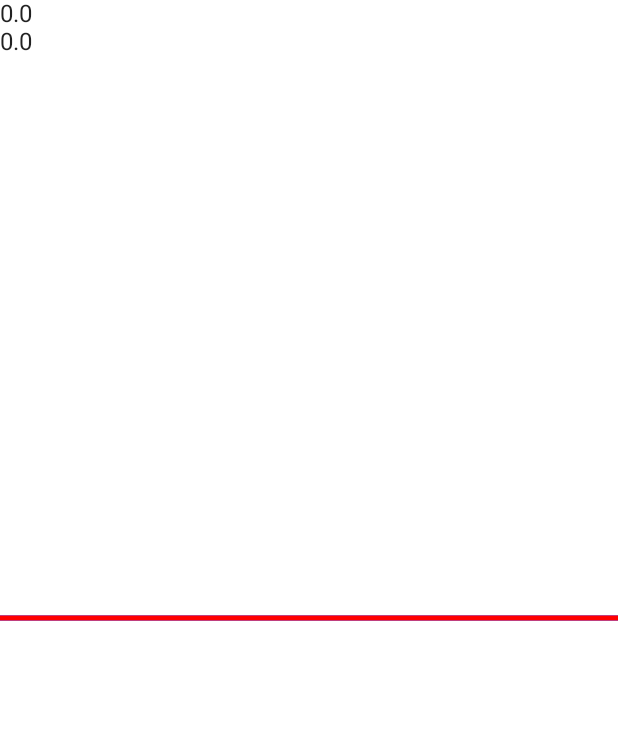
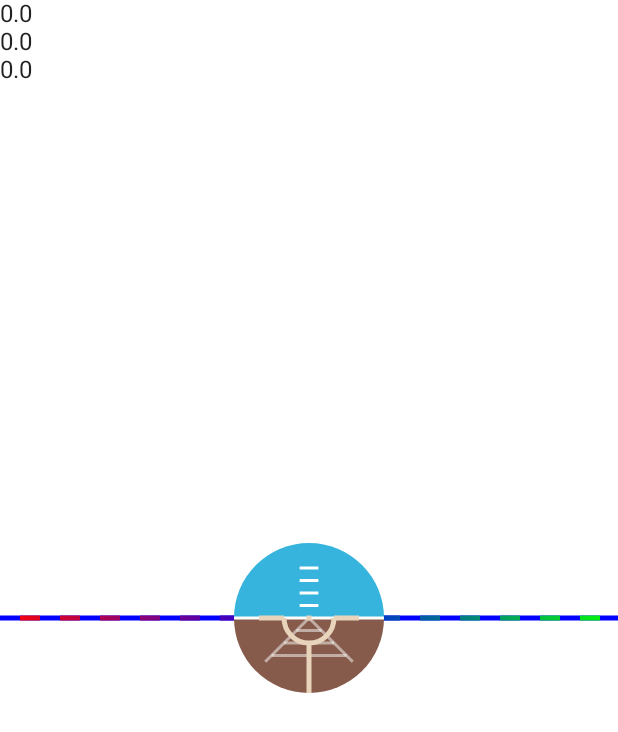
Before and after one commit to Debdutta-Panda/RotationSensorApp, an Android app built with Jetpack Compose: the screen it shows after launch (MainActivity), on a phone screen of 412 x 824 dp. Shown: the top 732 px of the screen. Run offline under Robolectric (Android 15) with nearby library versions, the phone set to English and light mode, and no system bars.

Commit message:
050620220929

```diff
--- /dev/null
+++ b/app/src/main/java/com/debduttapanda/rotationsensorapp/AttitudeIndicator.kt
@@ -0,0 +1,193 @@
+package com.debduttapanda.rotationsensorapp
+
+import android.content.Context
+import android.graphics.Bitmap
+import android.graphics.Canvas
+import android.graphics.Color
+import android.graphics.Paint
+import android.graphics.PorterDuff
+import android.graphics.PorterDuffXfermode
+import android.graphics.RectF
+import android.os.Build
+import android.util.AttributeSet
+import android.util.Log
+import android.view.View
+
+private const val TAG = "AttitudeIndicator"
+private const val LOG_FPS = false
+
+class AttitudeIndicator @JvmOverloads constructor(context: Context, attrs: AttributeSet? = null) : View(context, attrs) {
+
+    private val mXfermode = PorterDuffXfermode(PorterDuff.Mode.SRC_IN)
+
+    private val mBitmapPaint = Paint().apply {
+        isFilterBitmap = false
+    }
+
+    private val mSkyColor = Color.parseColor("#36B4DD")
+
+    private val mEarthPaint = Paint().apply {
+        color = Color.parseColor("#865B4B")
+        isAntiAlias = true
+    }
+
+    private val mPitchLadderPaint = Paint().apply {
+        color = Color.WHITE
+        strokeWidth = 3f
+        isAntiAlias = true
+    }
+
+    private val mBottomPitchLadderPaint = Paint().apply {
+        color = Color.WHITE
+        alpha = 128
+        strokeWidth = 3f
+        isAntiAlias = true
+    }
+
+    private val mMinPlanePaint = Paint().apply {
+        color = Color.parseColor("#E8D4BB")
+        strokeWidth = 5f
+        style = Paint.Style.STROKE
+        isAntiAlias = true
+    }
+
+    private val mSrcBitmap: Bitmap by lazy {
+        Bitmap.createBitmap(mWidth, mHeight, Bitmap.Config.ARGB_8888)
+    }
+
+    private val mSrcCanvas: Canvas by lazy {
+        Canvas(mSrcBitmap)
+    }
+
+    private val mDstBitmap: Bitmap by lazy {
+        val bitmap = Bitmap.createBitmap(mWidth, mHeight, Bitmap.Config.ARGB_8888)
+        val canvas = Canvas(bitmap)
+        canvas.drawColor(Color.TRANSPARENT)
+        val paint = Paint(Paint.ANTI_ALIAS_FLAG)
+        paint.color = Color.RED
+        canvas.drawOval(RectF(0f, 0f, mWidth.toFloat(), mHeight.toFloat()), paint)
+        bitmap
+    }
+
+    private var mWidth: Int = 0
+    private var mHeight: Int = 0
+
+    private var frameCountStartedAt: Long = 0
+    private var frameCount: Long = 0
+
+    private var pitch = 0f // Degrees
+    private var roll = 0f // Degrees, left roll is positive
+
+    fun setAttitude(pitch: Float, roll: Float) {
+        this.pitch = pitch
+        this.roll = roll
+        invalidate()
+    }
+
+    override fun onDraw(canvas: Canvas) {
+        if (LOG_FPS) {
+            countFps()
+        }
+        val sc = saveLayer(canvas)
+        canvas.drawBitmap(mDstBitmap, 0f, 0f, mBitmapPaint)
+        mBitmapPaint.xfermode = mXfermode
+        canvas.drawBitmap(getSrc(), 0f, 0f, mBitmapPaint)
+        mBitmapPaint.xfermode = null
+        canvas.restoreToCount(sc)
+    }
+
+    private fun saveLayer(canvas: Canvas): Int {
+        if (Build.VERSION.SDK_INT >= Build.VERSION_CODES.O) {
+            return canvas.saveLayer(0f, 0f, mWidth.toFloat(), mHeight.toFloat(), null)
+        } else {
+            @Suppress("DEPRECATION")
+            return canvas.saveLayer(0f, 0f, mWidth.toFloat(), mHeight.toFloat(), null, Canvas.ALL_SAVE_FLAG)
+        }
+    }
+
+    private fun getSrc(): Bitmap {
+        val canvas = mSrcCanvas
+        val width = mWidth.toFloat()
+        val height = mHeight.toFloat()
+        val centerX = width / 2
+        val centerY = height / 2
+
+        // Background
+        canvas.drawColor(mSkyColor)
+
+        // Save the state without any rotation/translation so
+        // we can revert back to it to draw the fixed components.
+        canvas.save()
+
+        // Orient the earth to reflect the pitch and roll angles
+        canvas.rotate(roll, centerX, centerY)
+        val totalVisiblePitchDegrees = 45f * 2 // +/- 45 degrees
+        canvas.translate(0f, pitch / totalVisiblePitchDegrees * height)
+
+        // Draw the earth as a rectangle, well beyond the view bounds
+        // to account for large nose-down pitch.
+        canvas.drawRect(-width, centerY, width * 2, height * 2, mEarthPaint)
+
+        // Draw white horizon and top pitch ladder
+        val ladderStepY = height / 12
+        canvas.drawLine(-width, centerY, width * 2, centerY, mPitchLadderPaint)
+        for (i in 1..4) {
+            val y = centerY - ladderStepY * i
+            val stepWidth = width / 8
+            canvas.drawLine(centerX - stepWidth / 2, y, centerX + stepWidth / 2, y, mPitchLadderPaint)
+        }
+
+        // Draw the bottom pitch ladder
+        val bottomLadderStepX = width / 12
+        val bottomLadderStepY = width / 12
+        canvas.drawLine(centerX, centerY, centerX - bottomLadderStepX * 3.5f, centerY + bottomLadderStepY * 3.5f, mBottomPitchLadderPaint)
+        canvas.drawLine(centerX, centerY, centerX + bottomLadderStepX * 3.5f, centerY + bottomLadderStepY * 3.5f, mBottomPitchLadderPaint)
+        for (i in 1..3) {
+            val y = centerY + bottomLadderStepY * i
+            canvas.drawLine(centerX - bottomLadderStepX * i, y, centerX + bottomLadderStepX * i, y, mBottomPitchLadderPaint)
+        }
+
+        // Return to normal to draw the miniature plane
+        canvas.restore()
+
+        // Draw the nose dot
+        canvas.drawPoint(centerX, centerY, mMinPlanePaint)
+
+        // Half-circle of miniature plane
+        val minPlaneCircleRadiusX = width / 6
+        val minPlaneCircleRadiusY = height / 6
+        val wingsCircleBounds = RectF(centerX - minPlaneCircleRadiusX, centerY - minPlaneCircleRadiusY, centerX + minPlaneCircleRadiusX, centerY + minPlaneCircleRadiusY)
+        canvas.drawArc(wingsCircleBounds, 0f, 180f, false, mMinPlanePaint)
+
+        // Wings of miniature plane
+        val wingLength = width / 6
+        canvas.drawLine(centerX - minPlaneCircleRadiusX - wingLength, centerY, centerX - minPlaneCircleRadiusX, centerY, mMinPlanePaint)
+        canvas.drawLine(centerX + minPlaneCircleRadiusX, centerY, centerX + minPlaneCircleRadiusX
+                + wingLength, centerY, mMinPlanePaint)
+
+        // Draw vertical post
+        canvas.drawLine(centerX, centerY + minPlaneCircleRadiusY, centerX, centerY
+                + minPlaneCircleRadiusY + height / 3, mMinPlanePaint)
+
+        return mSrcBitmap
+    }
+
+    override fun onSizeChanged(w: Int, h: Int, oldw: Int, oldh: Int) {
+        super.onSizeChanged(w, h, oldw, oldh)
+        mWidth = w
+        mHeight = h
+    }
+
+    private fun countFps() {
+        frameCount++
+        if (frameCountStartedAt == 0L) {
+            frameCountStartedAt = System.currentTimeMillis()
+        }
+        val elapsed = System.currentTimeMillis() - frameCountStartedAt
+        if (elapsed >= 1000) {
+            Log.d(TAG, "FPS: " + frameCount)
+            frameCount = 0
+            frameCountStartedAt = System.currentTimeMillis()
+        }
+    }
+}
--- a/app/src/main/java/com/debduttapanda/rotationsensorapp/MainActivity.kt
+++ b/app/src/main/java/com/debduttapanda/rotationsensorapp/MainActivity.kt
@@ -1,21 +1,31 @@
 package com.debduttapanda.rotationsensorapp
 
+import android.graphics.Paint
 import android.os.Bundle
 import androidx.activity.ComponentActivity
 import androidx.activity.compose.setContent
 import androidx.compose.foundation.Canvas
+import androidx.compose.foundation.layout.Box
 import androidx.compose.foundation.layout.Column
 import androidx.compose.foundation.layout.fillMaxSize
+import androidx.compose.foundation.layout.size
 import androidx.compose.material.MaterialTheme
+import androidx.compose.material.MaterialTheme.colors
 import androidx.compose.material.Surface
 import androidx.compose.material.Text
 import androidx.compose.runtime.mutableStateOf
+import androidx.compose.ui.Alignment
 import androidx.compose.ui.Modifier
 import androidx.compose.ui.geometry.Offset
+import androidx.compose.ui.graphics.Brush
 import androidx.compose.ui.graphics.Color
+import androidx.compose.ui.graphics.PathEffect
+import androidx.compose.ui.graphics.nativeCanvas
+import androidx.compose.ui.unit.dp
+import androidx.compose.ui.viewinterop.AndroidView
 import com.debduttapanda.rotationsensorapp.ui.theme.RotationSensorAppTheme
 import com.kviation.sample.orientation.Orientation
-import kotlin.math.tan
+import kotlin.math.*
 
 private val Float.toRadians: Double
     get() {
@@ -36,6 +46,7 @@ class MainActivity : ComponentActivity(), Orientation.Listener {
                     modifier = Modifier.fillMaxSize(),
                     color = MaterialTheme.colors.background
                 ) {
+                    Box(){
                         Canvas(modifier = Modifier.fillMaxSize()) {
                             val canvasWidth = size.width
                             val canvasHeight = size.height
@@ -51,18 +62,54 @@ class MainActivity : ComponentActivity(), Orientation.Listener {
                             val angle = roll.value
                             val h = halfWidth* tan(angle.toRadians)
 
+                            val th = ((pitch.value*canvasHeight)/180f)
+                            val tw = 0;//((yaw.value*canvasWidth)/180f)
+
+                            val angleRad = angle / 180f * PI
+                            val x = cos(angleRad).toFloat() //Fractional x
+                            val y = sin(angleRad).toFloat() //Fractional y
+
+                            val radius = sqrt(size.width.pow(2) + size.height.pow(2)) / 2f
+                            val offset = center + Offset(x * radius, y * radius)
+
+                            val exactOffset = Offset(
+                                x = min(offset.x.coerceAtLeast(0f), size.width),
+                                y = size.height - min(offset.y.coerceAtLeast(0f), size.height)
+                            )
                             drawLine(
-                            start = Offset(x = 0f, y = canvasHeight/2f-h.toFloat()),
-                            end = Offset(x = canvasWidth, y = canvasHeight/2f+h.toFloat()),
-                            color = Color.Red,
-                            strokeWidth = 5f
+                                Brush.linearGradient(
+                                    colors = listOf(Color.Red,Color.Blue,Color.Green),
+                                    start = Offset(size.width, size.height) - exactOffset,
+                                    end = exactOffset
+                                ),
+                                start = Offset(x = 0f+tw, y = canvasHeight/2f-h.toFloat()+th),
+                                end = Offset(x = canvasWidth+tw, y = canvasHeight/2f+h.toFloat()+th),
+                                //color = Color.Red,
+                                strokeWidth = 5f,
+                                pathEffect = PathEffect.dashPathEffect(floatArrayOf(20f,20f),20f)
                             )
                         }
+                        Box(
+                            modifier = Modifier.size(100.dp).align(Alignment.Center)
+                        ){
+                            AndroidView(
+                                modifier = Modifier.fillMaxSize(), // Occupy the max size in the Compose UI tree
+                                factory = { context ->
+                                    // Creates custom view
+                                    AttitudeIndicator(context)
+                                },
+                                update = { view ->
+                                    view.setAttitude(pitch.value,roll.value)
+                                }
+                            )
+                        }
+
                         Column() {
                             Text(roll.value.toString())
                             Text(pitch.value.toString())
+                            Text(yaw.value.toString())
                         }
-
+                    }
                 }
             }
         }
--- a/app/src/main/java/com/debduttapanda/rotationsensorapp/Orientation.kt
+++ b/app/src/main/java/com/debduttapanda/rotationsensorapp/Orientation.kt
@@ -87,7 +87,7 @@ class Orientation(activity: Activity) : SensorEventListener {
         // Convert radians to degrees
         val pitch = orientation[1] * -57
         val roll = orientation[2] * -57
-        val yaw = orientation[2] * -57
+        val yaw = orientation[0] * -57
 
         mListener?.onOrientationChanged(pitch, roll, yaw)
     }
```
Lines whose indentation alone changed are shown as unchanged.
